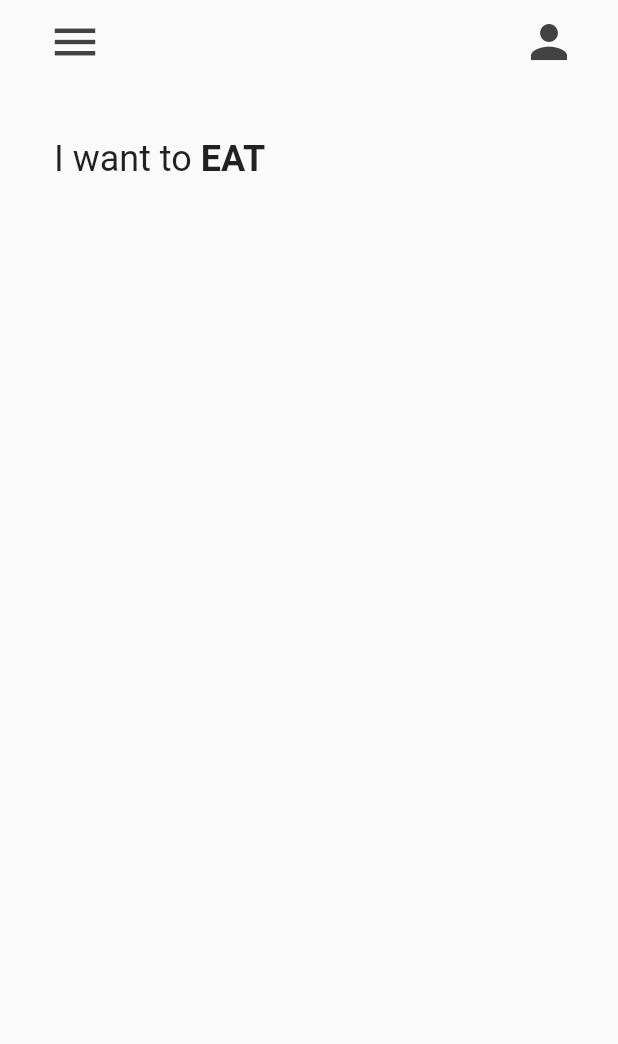
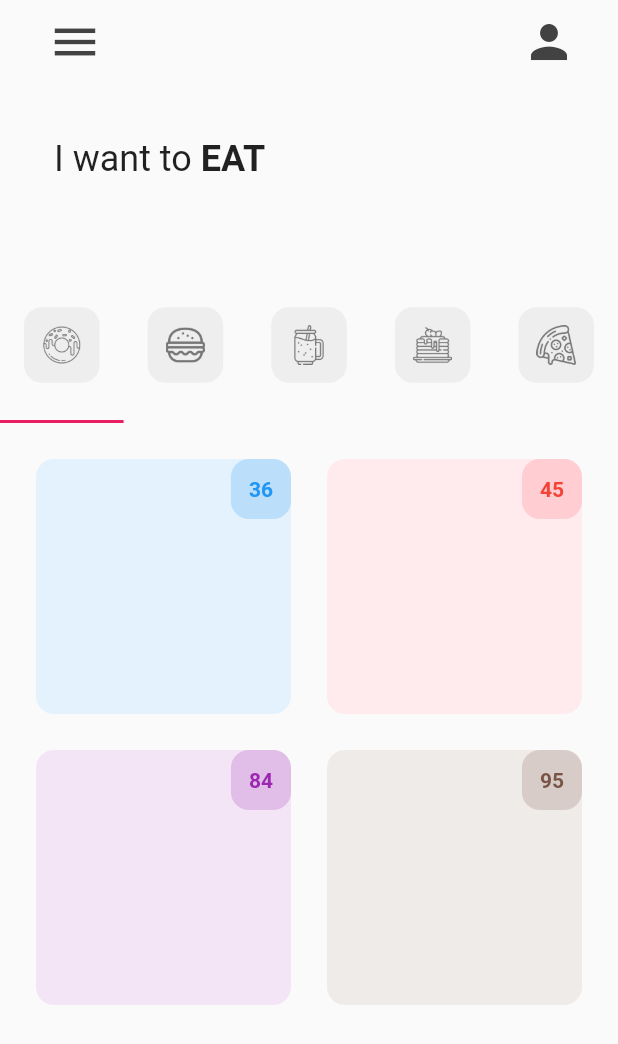
Before and after one commit to daniellekom/donut-shop-flutter, a Flutter app: the screen it shows after launch, on a phone screen of 412 x 824 dp. Shown: the top 1044 px of the screen. Run offline on Flutter 3.47's test engine with Material 2 defaults, Android fonts, the phone set to English and light mode, and no system bars.

Commit message:
ui for donut tile

```diff
--- a/lib/main.dart
+++ b/lib/main.dart
@@ -10,9 +10,10 @@ class MyApp extends StatelessWidget {
 
   @override
   Widget build(BuildContext context) {
-    return const MaterialApp(
+    return  MaterialApp(
       debugShowCheckedModeBanner: false,
       home: HomePage(),
+      theme: ThemeData(primarySwatch: Colors.pink),
 
     );
   }
--- a/lib/pages/home_page.dart
+++ b/lib/pages/home_page.dart
@@ -1,4 +1,11 @@
+import 'package:donutshop/pages/util/my_tab.dart';
 import 'package:flutter/material.dart';
+
+import '../tab/burger_tab.dart';
+import '../tab/donut_tab.dart';
+import '../tab/pancake_tab.dart';
+import '../tab/pizza_tab.dart';
+import '../tab/smoothie_tab.dart';
 
 class HomePage extends StatefulWidget {
   const HomePage({Key? key}) : super(key: key);
@@ -8,9 +15,31 @@ class HomePage extends StatefulWidget {
 }
 
 class _HomePageState extends State<HomePage> {
+
+  // my tabs
+  List<Widget> myTabs = [
+    // donut tab
+    const MyTab(iconPath: 'lib/icons/donut.png',
+    ),
+    // burger tab
+    const MyTab(iconPath: 'lib/icons/burger.png',
+    ),
+    // smoothie tab
+    const MyTab(iconPath: 'lib/icons/smoothie.png',
+    ),
+    // pancake tab
+    const MyTab(iconPath: 'lib/icons/pancake.png',
+    ),
+    // pizza tab
+    const MyTab(iconPath: 'lib/icons/pizza.png',
+    ),
+  ];
+
   @override
   Widget build(BuildContext context) {
-    return Scaffold(
+    return DefaultTabController(
+      length: myTabs.length,
+      child: Scaffold(
         appBar: AppBar(
           backgroundColor: Colors.transparent,
           elevation: 0,
@@ -60,15 +89,36 @@ class _HomePageState extends State<HomePage> {
             ),
             SizedBox(height: 24,),
 
-          // icon tab bar
+            //  tab bar
+            TabBar(tabs: myTabs),
+
 
             // tab bar view
+             Expanded(child: TabBarView(
+              children: [
+                //donut page
+                DonutTab(),
+
+                //burger page
+                BurgerTab(),
+
+                //smoothie page
+                SmoothieTab(),
+
+                //pancake page
+                PancakeTab(),
+
+                //pizza page
+                PizzaTab(),
+              ],
+            ))
 
           ],
 
 
         ),
 
+      ),
     );
   }
 }
--- /dev/null
+++ b/lib/pages/util/donut_tile.dart
@@ -0,0 +1,54 @@
+import 'package:flutter/material.dart';
+
+class DonutTile extends StatelessWidget {
+  final String donutFlavor;
+  final String donutPrice;
+  final  donutColor;
+  final String imageName;
+
+  final double borderRadius = 12;
+
+  const DonutTile({
+    Key? key,
+    required this.donutFlavor,
+    required this.donutPrice,
+    this.donutColor,
+    required this.imageName})
+      : super(key: key);
+
+  @override
+  Widget build(BuildContext context) {
+    return Padding(
+      padding: const EdgeInsets.all(12.0),
+      child: Container(
+        decoration: BoxDecoration(
+          color: donutColor[50],
+          borderRadius: BorderRadius.circular(12),
+        ),
+        child: Column(
+          children: [
+            //price
+            Row(
+              mainAxisAlignment: MainAxisAlignment.end,
+              children: [
+                Container(
+                  decoration: BoxDecoration(
+                    color: donutColor[100],
+                    borderRadius: BorderRadius.circular(12),
+                  ),
+                    padding: EdgeInsets.all(12),
+                    child: Text(donutPrice,style: TextStyle(color: donutColor,fontWeight: FontWeight.bold),)
+                ),
+              ],
+            ),
+
+            // donut picture
+            // donut flavor
+
+            // love icon + add button
+          ],
+        ),
+      ),
+    );
+  }
+}
--- /dev/null
+++ b/lib/pages/util/my_tab.dart
@@ -0,0 +1,25 @@
+import 'package:flutter/material.dart';
+
+class MyTab extends StatelessWidget {
+  final String iconPath;
+
+  const MyTab({Key? key, required this.iconPath}) : super(key: key);
+
+  @override
+  Widget build(BuildContext context) {
+    return Tab(
+      height: 100,
+      child: Container(
+        padding: EdgeInsets.all(12),
+        decoration: BoxDecoration(
+            color: Colors.grey[200],
+            borderRadius: BorderRadius.circular(12)
+        ),
+        child: Image.asset(
+          iconPath,
+          color: Colors.grey[600],
+        ),
+      ),
+    );
+  }
+}
--- /dev/null
+++ b/lib/tab/burger_tab.dart
@@ -0,0 +1,13 @@
+import 'package:flutter/material.dart';
+
+class BurgerTab extends StatelessWidget {
+
+  @override
+  Widget build(BuildContext context) {
+    return Container(
+      child: const Center(
+        child: Text("BURGER TAB"),
+      ),
+    );
+  }
+}
--- /dev/null
+++ b/lib/tab/donut_tab.dart
@@ -0,0 +1,31 @@
+import 'package:flutter/material.dart';
+
+import '../pages/util/donut_tile.dart';
+
+class DonutTab extends StatelessWidget {
+  // list of donuts
+  List donutsOnSale = [
+    // [donutFlavor, donutPrice,donutColor, imageName]
+    ['Ice Cream', '36', Colors.blue, 'lib/images/icecream_donut.png'],
+    ['Grape', '45', Colors.red, 'lib/images/grape_donut.png'],
+    ['Strawberry', '84', Colors.purple, 'lib/images/strawberry_donut.png'],
+    ['Choco Loco', '95', Colors.brown, 'lib/images/chocolate_donut.png'],
+  ];
+
+  @override
+  Widget build(BuildContext context) {
+    return GridView.builder(
+      itemCount: donutsOnSale.length,
+      padding: EdgeInsets.all(12),
+      gridDelegate: const SliverGridDelegateWithFixedCrossAxisCount(crossAxisCount: 2),
+      itemBuilder: (context, index) {
+        return DonutTile(
+          donutFlavor: donutsOnSale[index][0],
+          donutPrice: donutsOnSale[index][1],
+          donutColor: donutsOnSale[index][2],
+          imageName: donutsOnSale[index][3],
+        );
+      },
+    );
+  }
+}
--- /dev/null
+++ b/lib/tab/pancake_tab.dart
@@ -0,0 +1,13 @@
+import 'package:flutter/material.dart';
+
+class PancakeTab extends StatelessWidget {
+
+  @override
+  Widget build(BuildContext context) {
+    return Container(
+      child: const Center(
+        child: Text("PANCAKE TAB"),
+      ),
+    );
+  }
+}
--- /dev/null
+++ b/lib/tab/pizza_tab.dart
@@ -0,0 +1,13 @@
+import 'package:flutter/material.dart';
+
+class PizzaTab extends StatelessWidget {
+
+  @override
+  Widget build(BuildContext context) {
+    return Container(
+      child: const Center(
+        child: Text("PIZZA TAB"),
+      ),
+    );
+  }
+}
--- /dev/null
+++ b/lib/tab/smoothie_tab.dart
@@ -0,0 +1,13 @@
+import 'package:flutter/material.dart';
+
+class SmoothieTab extends StatelessWidget {
+
+  @override
+  Widget build(BuildContext context) {
+    return Container(
+      child: const Center(
+        child: Text("SMOOTHIE TAB"),
+      ),
+    );
+  }
+}
```
Also changed, not shown: lib/icons/pancake.png (renamed from lib/icons/pancakes.png). Lines whose indentation alone changed are shown as unchanged.
